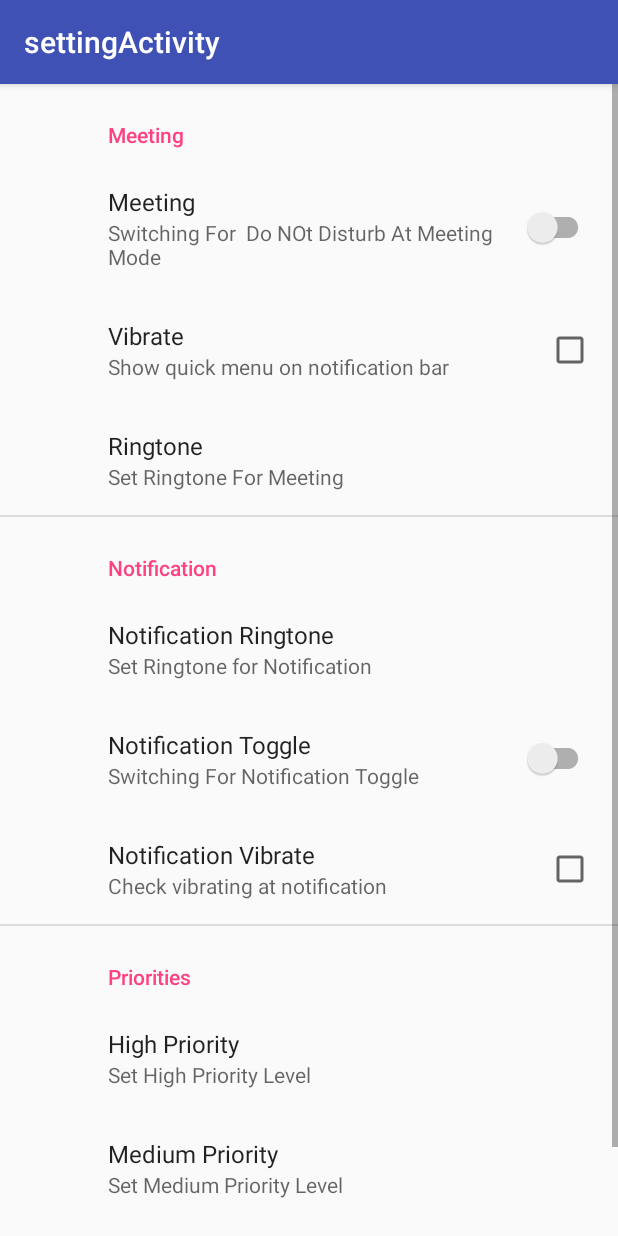
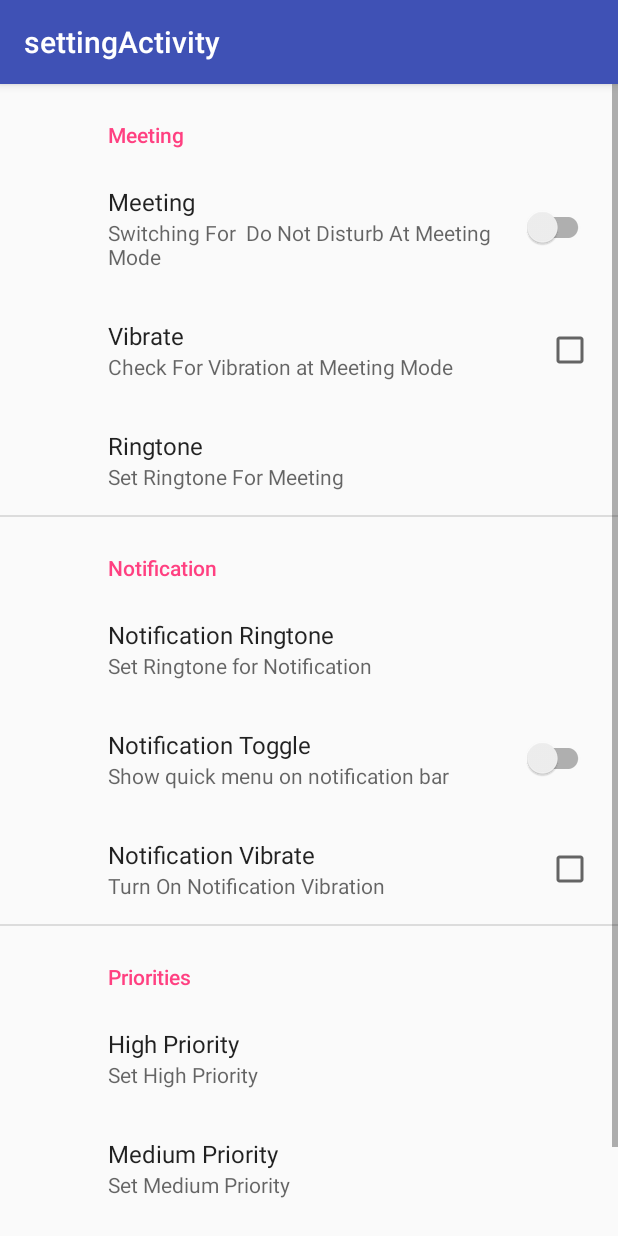
Before and after one commit to AndroidItg8/MeetinApp, an Android app: the PrefsSettingFragment screen opened directly, with no data from a screen before it, on a phone screen of 412 x 824 dp. Run offline under Robolectric (Android 15) with nearby library versions, the phone set to English and light mode, and no system bars; our stand-ins replace androidx.preference.

Commit message:
Setting Page

```diff
--- a/app/src/main/java/itg8/com/meetingapp/common/CommonMethod.java
+++ b/app/src/main/java/itg8/com/meetingapp/common/CommonMethod.java
@@ -19,4 +19,7 @@
     public static final String SETTING_PREF_NOTIFICATION_VIBRATE = "SETTING_PREF_NOTIFICATION_VIBRATE";
     public static final String SETTING_PREF_NOTIFICATION_TOGGLE = "SETTING_PREF_NOTIFICATION_TOGGLE";
     public static final String NOTIFICATION_RINGTONE = "NOTIFICATION_RINGTONE";
+    public static final int PRIORITY_INT_HIGH=1;
+    public static final int PRIORITY_INT_MEDIUM=2;
+    public static final int PRIORITY_INT_LOW=3;
 }
--- a/app/src/main/java/itg8/com/meetingapp/setting/PrefsSettingFragment.java
+++ b/app/src/main/java/itg8/com/meetingapp/setting/PrefsSettingFragment.java
@@ -8,6 +8,9 @@
 import android.support.v7.preference.Preference;
 import android.support.v7.preference.PreferenceFragmentCompat;
 import android.util.Log;
+
+import java.util.ArrayList;
+import java.util.Arrays;
 
 import itg8.com.meetingapp.R;
 import itg8.com.meetingapp.common.CommonMethod;
@@ -28,6 +31,9 @@
     private String mParam1;
     private String mParam2;
     private Preference pref;
+    private Preference mediumPrioritiesPref;
+    private Preference highPrioritiesPref;
+    private Preference lowPrioritiesPref;
 
 
     public PrefsSettingFragment() {
@@ -75,7 +81,7 @@
     private void setNotificationSetting() {
         final Preference notificationSoundPref = findPreference(getString(R.string.pref_notification_sound));
         final Preference notificationVibratePref = findPreference(getString(R.string.pref_notification_vibrate));
-        final Preference notificationTogglePref = findPreference(getString(R.string.pref_notification_vibrate));
+        final Preference notificationTogglePref = findPreference(getString(R.string.pref_notification_toggle));
         final String[] singleChoiceItems = getResources().getStringArray(R.array.dialog_single_choice_array);
         final String title = getString(R.string.notificatin_ringtone);
         setNotificationVibratePref(notificationVibratePref);
@@ -86,7 +92,6 @@
 
             @Override
             public boolean onPreferenceClick(Preference preference) {
-
                 openPrefDialogue(singleChoiceItems, title, notificationSoundPref);
                 return false;
             }
@@ -115,6 +120,8 @@
 
 
 
+
+
     }
 
     private void setNotificationTogglePref(Preference notificationTogglePref) {
@@ -127,17 +134,20 @@
 
     private void setNotificationVibratePref(Preference postureKey) {
         if (Prefs.getBoolean(CommonMethod.SETTING_PREF_NOTIFICATION_VIBRATE, false)) {
-            postureKey.setSummary("UnCheck For Vibration at Meeting Mode");
+            postureKey.setSummary("Turn Off Notification Vibration");
         } else {
-            postureKey.setSummary("Check For Vibration at Meeting Mode");
+            postureKey.setSummary("Turn On Notification Vibration");
         }
     }
 
     private void setPrioritySetting() {
 //        final Preference reminderPrioritiesPref = findPreference(getString(R.string.pref_reminder_priories));
-        final Preference highPrioritiesPref = findPreference(getString(R.string.pref_high_priories));
-        final Preference mediumPrioritiesPref = findPreference(getString(R.string.pref_medium_priories));
-        final Preference lowPrioritiesPref = findPreference(getString(R.string.pref_low_priories));
+        highPrioritiesPref = findPreference(getString(R.string.pref_high_priories));
+       mediumPrioritiesPref = findPreference(getString(R.string.pref_medium_priories));
+      lowPrioritiesPref = findPreference(getString(R.string.pref_low_priories));
+
+
+
 
 
         final String[] singleChoiceItems = getResources().getStringArray(R.array.dialog_single_choice_array_priorities);
@@ -148,6 +158,7 @@
         final String titleMedium = getString(R.string.pref_medium_priories);
         final String titleLow = getString(R.string.pref_low_priories);
         final String title = getString(R.string.pref_reminder_priories);
+        setDetails();
 //        reminderPrioritiesPref.setOnPreferenceClickListener(new Preference.OnPreferenceClickListener() {
 //            @Override
 //            public boolean onPreferenceClick(Preference preference) {
@@ -157,6 +168,7 @@
 //                return false;
 //            }
 //        });
+
 
         highPrioritiesPref.setOnPreferenceClickListener(new Preference.OnPreferenceClickListener() {
             @Override
@@ -171,8 +183,7 @@
         mediumPrioritiesPref.setOnPreferenceClickListener(new Preference.OnPreferenceClickListener() {
             @Override
             public boolean onPreferenceClick(Preference preference) {
-//                int itemSelected = checkItemSelect(titleMedium, mediumSingleChoiceItems);
-//                checkTitle(titleMedium, itemSelected, mediumSingleChoiceItems, mediumPrioritiesPref);
+//
                 openPrefDialogue(mediumSingleChoiceItems, titleMedium, mediumPrioritiesPref);
                 return false;
             }
@@ -182,8 +193,6 @@
         lowPrioritiesPref.setOnPreferenceClickListener(new Preference.OnPreferenceClickListener() {
             @Override
             public boolean onPreferenceClick(Preference preference) {
-
-
 
                 openPrefDialogue(lowSingleChoiceItems, titleLow, lowPrioritiesPref);
                 return false;
@@ -197,6 +206,27 @@
 
     }
 
+    private void setDetails() {
+        int value = Prefs.getInt(CommonMethod.PRIORITY_LOW, -1);
+            if(value>0)
+                lowPrioritiesPref.setSummary("You Have Set " + value+" Notifications For Low Level");
+
+            value = Prefs.getInt(CommonMethod.PRIORITY_MEDIUM, -1);
+            if(value>0)
+                mediumPrioritiesPref.setSummary("You Have Set " + value+" Notifications For Medium Level");
+
+            value = Prefs.getInt(CommonMethod.PRIORITY_HIGH, -1);
+            if(value>0)
+                highPrioritiesPref.setSummary("You Have Set " + value+" Notifications For High Level");
+
+
+        }
+//        if (title.equalsIgnoreCase(getString(R.string.pref_medium_priories))) {
+//            value = Prefs.getInt(CommonMethod.PRIORITY_MEDIUM);
+//        }
+//        if (title.equalsIgnoreCase(getString(R.string.pref_high_priories))) {
+//            value = Prefs.getInt(CommonMethod.PRIORITY_HIGH);
+//        }
 
 
     private void setMeetingMode() {
@@ -266,7 +296,7 @@
         if (Prefs.getBoolean(CommonMethod.SETTING_PREF_MEETING_NOT_DISTURB, false)) {
             doNotDisturbPref.setSummary("Switching For  Disturb At Meeting Mode");
         } else {
-            doNotDisturbPref.setSummary("Switching For  Do NOt Disturb At Meeting Mode");
+            doNotDisturbPref.setSummary("Switching For  Do Not Disturb At Meeting Mode");
         }
     }
 
@@ -283,7 +313,8 @@
                 .setSingleChoiceItems(singleChoiceItems, item, new DialogInterface.OnClickListener() {
                     @Override
                     public void onClick(DialogInterface dialogInterface, int selectedIndex) {
-                        checkTitle(title, selectedIndex, singleChoiceItems, preference);
+//                        checkTitle(title, selectedIndex, singleChoiceItems, preference);
+                        checkTitle(title,singleChoiceItems[selectedIndex]);
 
                     }
                 })
@@ -295,6 +326,32 @@
                     }
                 })
                 .show();
+    }
+
+    private void checkTitle(String title, String singleChoiceItem) {
+        switch (getType(title)){
+            case CommonMethod.PRIORITY_INT_HIGH:
+                Prefs.putInt(CommonMethod.PRIORITY_HIGH, Integer.parseInt(singleChoiceItem));
+                break;
+            case CommonMethod.PRIORITY_INT_MEDIUM:
+                Prefs.putInt(CommonMethod.PRIORITY_MEDIUM, Integer.parseInt(singleChoiceItem));
+                break;
+            case CommonMethod.PRIORITY_INT_LOW:
+                Prefs.putInt(CommonMethod.PRIORITY_LOW, Integer.parseInt(singleChoiceItem));
+                break;
+        }
+        setDetails();
+    }
+
+    private int getType(String title) {
+        if (title.equalsIgnoreCase(getString(R.string.pref_low_priories)))
+          return CommonMethod.PRIORITY_INT_LOW;
+        if (title.equalsIgnoreCase(getString(R.string.pref_medium_priories)))
+            return CommonMethod.PRIORITY_INT_MEDIUM;
+        if (title.equalsIgnoreCase(getString(R.string.pref_high_priories)))
+            return CommonMethod.PRIORITY_INT_HIGH;
+
+        return -1;
     }
 
     private int checkItemSelect(String title, String[] singleChoiceItems) {
@@ -310,8 +367,8 @@
             value = Prefs.getInt(CommonMethod.PRIORITY_HIGH);
         }
 
-//        int position =new ArrayList<String>(Arrays.asList(singleChoiceItems)).indexOf(value);
-        int position = getItemValue(singleChoiceItems, value);
+        int position =new ArrayList<String>(Arrays.asList(singleChoiceItems)).indexOf(String.valueOf(value));
+//        int position = getItemValue(singleChoiceItems, value);
         Log.d("TAG", "Prefs position  Values:" + position);
         return position;
     }
@@ -327,6 +384,8 @@
         }
         return position;
     }
+
+
 
     private void checkTitle(String title, int position, String[] singleChoiceItems, Preference preference) {
         if (title.equalsIgnoreCase(getString(R.string.pref_low_priories))) {
--- a/app/src/main/res/layout/activity_meeting.xml
+++ b/app/src/main/res/layout/activity_meeting.xml
@@ -48,16 +48,12 @@
                     android:layout_width="match_parent"
                     android:layout_height="wrap_content"
                     android:textColor="@color/colorWhite"
-                    android:textAllCaps="true"
                     android:textSize="22sp"
                     android:textStyle="normal"
                     android:hint="@string/ajenda"
                     android:paddingBottom="32dp"
                     android:layout_alignParentBottom="true"
-                    android:textColorHint="@color/colorGray"
-                    android:text="Agenda"/>
-
-
+                    android:textColorHint="@color/colorGray" />
 
             </RelativeLayout>
 
--- a/app/src/main/res/layout/app_bar_home.xml
+++ b/app/src/main/res/layout/app_bar_home.xml
@@ -28,6 +28,6 @@
         android:layout_height="wrap_content"
         android:layout_gravity="bottom|end"
         android:layout_margin="@dimen/fab_margin"
-        tools:srcCompat="@android:drawable/ic_dialog_email" />
+        app:srcCompat="@android:drawable/ic_dialog_email" />
 
 </android.support.design.widget.CoordinatorLayout>
--- a/app/src/main/res/layout/content_meeting.xml
+++ b/app/src/main/res/layout/content_meeting.xml
@@ -356,7 +356,7 @@
                             android:layout_alignParentRight="true"
                             android:layout_marginEnd="08dp"
                             android:layout_marginRight="08dp"
-                            android:src="@drawable/ic_error"
+                            app:srcCompat="@drawable/ic_error"
                             android:visibility="visible" />
 
                         <TextView
--- a/app/src/main/res/values/strings.xml
+++ b/app/src/main/res/values/strings.xml
@@ -143,16 +143,16 @@
     <string name="pref_vibrate_meeting_switch_summ">Check for Vibration In Meeting Mode . </string>
     <string name="pref_do_not_disturb_meeting_switch_summ">Switching For Accept  "Do Not Disturb " At Meeting Mode . </string>
     <string name="pref_meeting_switch_summ">Switching For Accept Meeting Mode . </string>
-    <string name="pref_notification_vibrate">Vibrate</string>
+    <string name="pref_notification_vibrate">Vibrates</string>
     <string name="title_activity_setting">settingActivity</string>
     <string name="pririoties">Priorities</string>
     <string name="select_ringtone">Select Ringtone</string>
     <string name="notificatin_ringtone">Select Ringtone</string>
     <string name="notification_toggle">Notification Toggle</string>
     <string name="pref_high_priories">High Priority</string>
-    <string name="pref_high_priorities_switch_summ">Set High Priority Level</string>
-    <string name="pref_medium_priorities_switch_summ">Set Medium Priority Level</string>
-    <string name="pref_low_priorities_switch_summ">Set Low Priority Level</string>
+    <string name="pref_high_priorities_switch_summ">Set High Priority </string>
+    <string name="pref_medium_priorities_switch_summ">Set Medium Priority </string>
+    <string name="pref_low_priorities_switch_summ">Set Low Priority </string>
     <string name="pref_medium_priories">Medium Priority</string>
     <string name="pref_low_priories">Low Priority</string>
     <string name="pref_notification_toggle_switch_summ">Switching For Notification Toggle</string>
```
